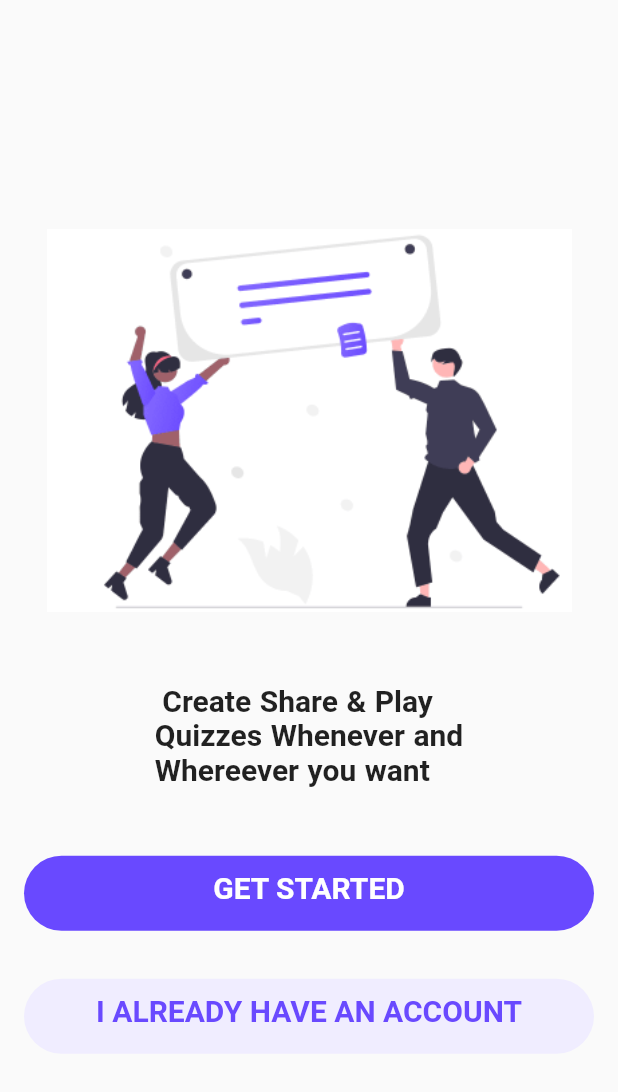
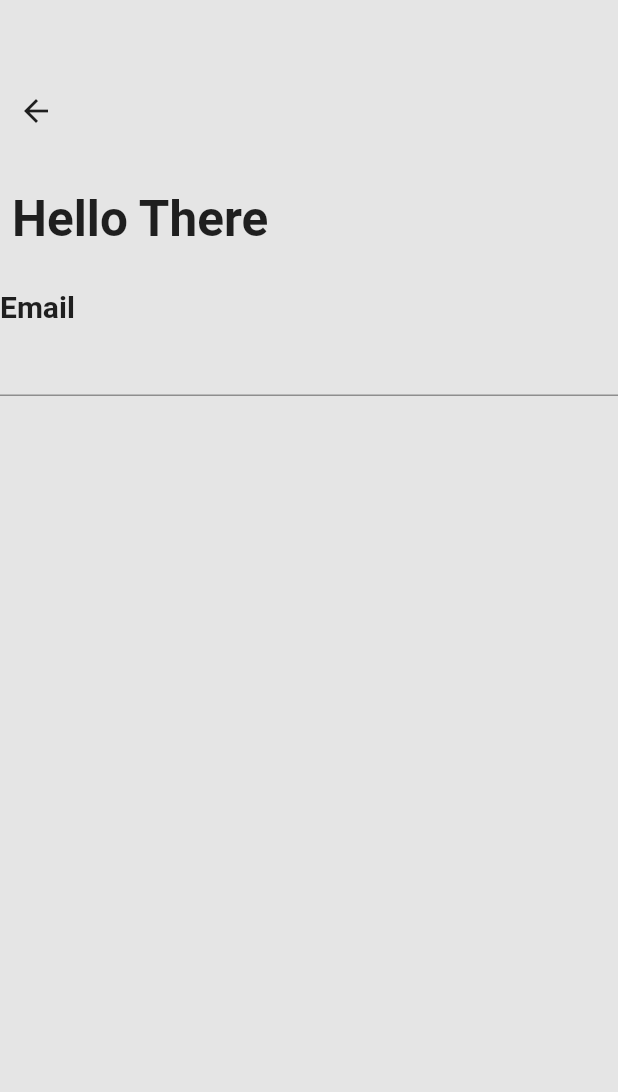
Before and after one commit to Whatsuf148/qizo, a Flutter app: the screen it shows after launch, after a tap on "I ALREADY HAVE AN ACCOUNT", on a phone screen of 412 x 824 dp. Shown: the top 1092 px of the screen. Run offline on Flutter 3.47's test engine with Material 2 defaults, Android fonts, the phone set to English and light mode, and no system bars.

Commit message:
LoginPage Modification

```diff
--- a/lib/screen/kickoff.dart
+++ b/lib/screen/kickoff.dart
@@ -1,16 +1,14 @@
 import 'dart:math';
 
 import 'package:flutter/material.dart';
+import 'package:qizo/screen/login.dart';
 
 class StartPage extends StatelessWidget {
   const StartPage({super.key});
 
   @override
   Widget build(BuildContext context) {
-    return SizedBox(
-      height: double.infinity,
-      width: double.infinity,
-      child: Column(
+    return Column(
       mainAxisAlignment: MainAxisAlignment.center,
       children: [
         Image.asset(
@@ -21,7 +19,7 @@ class StartPage extends StatelessWidget {
         const Text(
           " Create Share & Play\nQuizzes Whenever and\nWhereever you want",
           style: TextStyle(
-              fontSize: 20,
+            fontSize: 24,
             fontWeight: FontWeight.bold,
             wordSpacing: sqrt1_2,
           ),
@@ -58,7 +56,10 @@ class StartPage extends StatelessWidget {
         Padding(
           padding: const EdgeInsets.all(16.0),
           child: InkWell(
-              onTap: (() {}),
+            onTap: () {
+              Navigator.push(context,
+                  MaterialPageRoute(builder: ((context) => const LogInPage())));
+            },
             child: Container(
               height: 50,
               width: double.infinity,
@@ -82,7 +83,6 @@ class StartPage extends StatelessWidget {
           ),
         ),
       ],
-      ),
     );
   }
 }
--- /dev/null
+++ b/lib/screen/login.dart
@@ -0,0 +1,55 @@
+import 'package:flutter/material.dart';
+
+class LogInPage extends StatelessWidget {
+  const LogInPage({super.key});
+
+  @override
+  Widget build(BuildContext context) {
+    return Scaffold(
+      backgroundColor: const Color(0xffE5E5E5),
+      body: Column(
+        mainAxisAlignment: MainAxisAlignment.start,
+        children: [
+          const SizedBox(
+            height: 50,
+          ),
+          Align(
+              alignment: Alignment.topLeft,
+              child: IconButton(
+                  onPressed: () {}, icon: const Icon(Icons.arrow_back))),
+          const SizedBox(
+            height: 20,
+          ),
+          Row(
+            children: const [
+              Padding(
+                padding: EdgeInsets.all(8.0),
+                child: Text(
+                  "Hello There",
+                  style: TextStyle(
+                    fontSize: 33,
+                    fontWeight: FontWeight.bold,
+                  ),
+                ),
+              )
+            ],
+          ),
+          const SizedBox(
+            height: 20,
+          ),
+          const Align(
+            alignment: Alignment.topLeft,
+            child: Text(
+              "Email",
+              style: TextStyle(
+                fontSize: 20,
+                fontWeight: FontWeight.bold,
+              ),
+            ),
+          ),
+          const TextField()
+        ],
+      ),
+    );
+  }
+}
```
Lines whose indentation alone changed are shown as unchanged.
